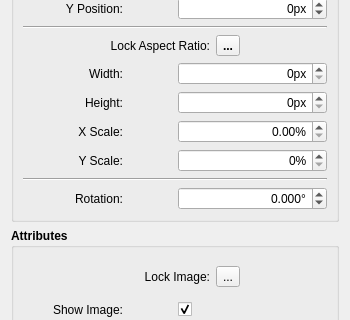
Before: the Qt Designer form src/libs/tools/image_dialog.ui in FashionFreedom/Seamly2D, drawn with Qt 5; both pictures show x 0 to 350 and y 265 to 585 of the 350 by 683 pixel window.
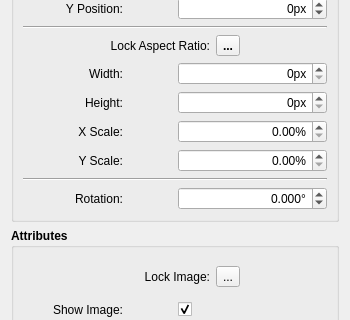
After: the same form once the commit is applied. Icons and pictures are not drawn.

The edit to the form file:
```diff
--- a/src/libs/tools/image_dialog.ui
+++ b/src/libs/tools/image_dialog.ui
@@ -806,7 +806,7 @@
            <string>%</string>
           </property>
           <property name="decimals">
-           <number>0</number>
+           <number>2</number>
           </property>
           <property name="maximum">
            <double>99999.000000000000000</double>
```
